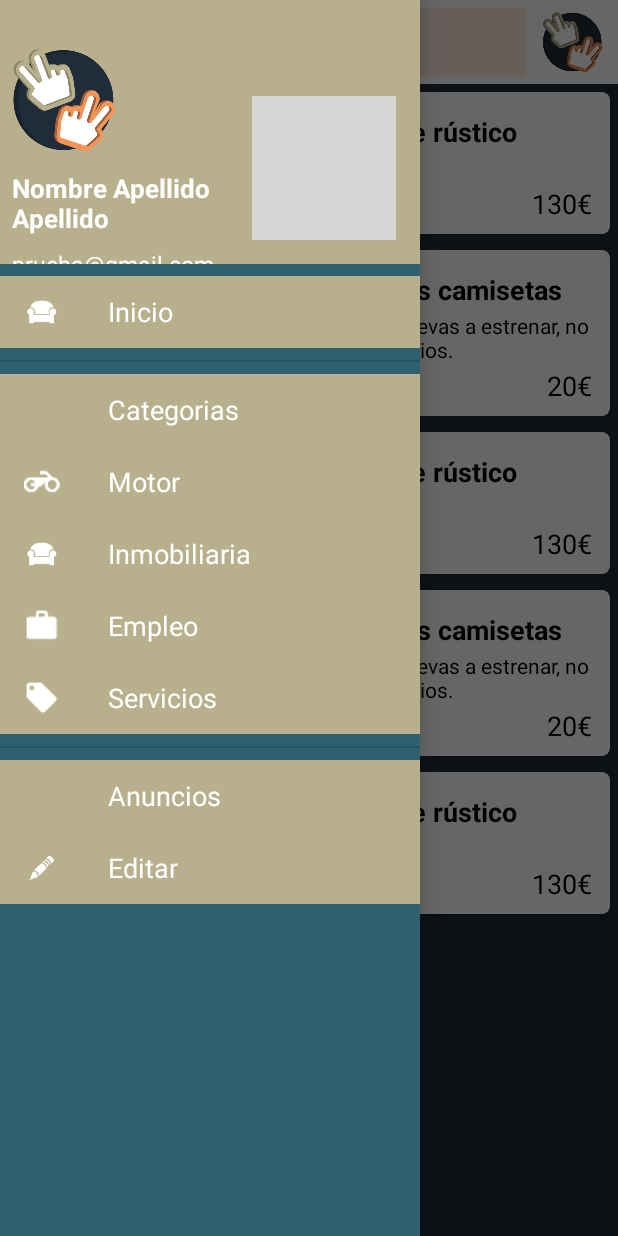
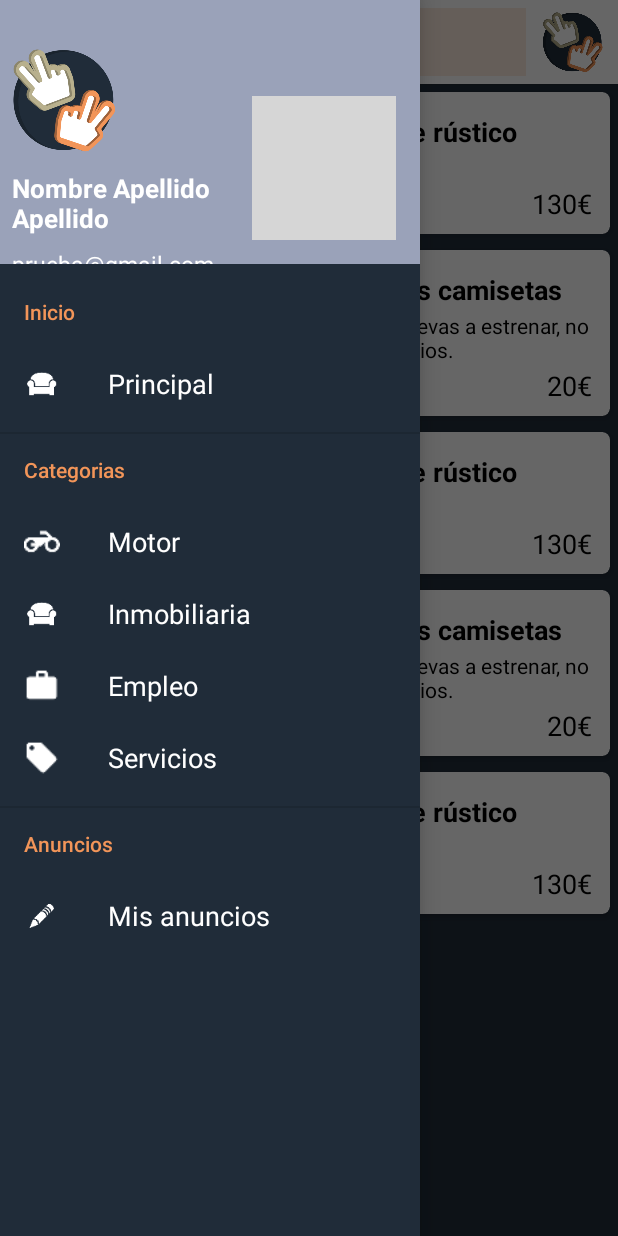
Before and after one commit to alvvdc/secondlife, an Android app: the screen it shows after launch (MainActivity), with the side drawer open, on a phone screen of 412 x 824 dp. Run offline under Robolectric (Android 15) with nearby library versions, the phone set to English and light mode, and no system bars; pictures from the network do not load; grey boxes are pictures that could not be loaded.

Commit message:
Diseño del Navigation Drawer de la aplicación

```diff
--- a/frontend/app/src/main/res/layout/activity_main.xml
+++ b/frontend/app/src/main/res/layout/activity_main.xml
@@ -18,13 +18,13 @@
         android:layout_width="wrap_content"
         android:layout_height="match_parent"
         android:layout_gravity="start"
-        android:background="#2E6070"
+        android:background="@color/color2"
         android:fitsSystemWindows="true"
+        app:theme="@style/AppTheme.NavigationView"
         app:headerLayout="@layout/header_nav"
-        app:itemBackground="@color/color3"
         app:itemIconTint="@color/color6"
         app:itemTextAppearance="@style/TextAppearance.AppCompat.Medium"
-        app:itemTextColor="#FFFFFF"
+        app:itemTextColor="@color/color6"
         app:menu="@menu/activity_main_drawer" />
 
 </androidx.drawerlayout.widget.DrawerLayout>
--- a/frontend/app/src/main/res/layout/header_nav.xml
+++ b/frontend/app/src/main/res/layout/header_nav.xml
@@ -4,7 +4,7 @@
     xmlns:tools="http://schemas.android.com/tools"
     android:layout_width="match_parent"
     android:layout_height="@dimen/nav_header_height"
-    android:background="@color/color3">
+    android:background="@color/color8">
 
     <TextView
         android:id="@+id/nameSurname"
--- a/frontend/app/src/main/res/menu/activity_main_drawer.xml
+++ b/frontend/app/src/main/res/menu/activity_main_drawer.xml
@@ -4,24 +4,20 @@
     xmlns:tools="http://schemas.android.com/tools"
     tools:showIn="navigation_view">
 
-    <group
-        android:id="@+id/inicio1"
-        android:checkableBehavior="single"
-        android:enabled="true"
-        android:visible="true">
+    <item android:title="Inicio">
+        <menu>
+            <group android:checkableBehavior="single">
                 <item
                     android:id="@+id/inicio"
                     android:icon="@drawable/ic_action_armchair"
-            android:title="Inicio" />
+                    android:title="Principal" />
             </group>
-    <group
-        android:id="@+id/categorias1"
-        android:checkableBehavior="single"
-        android:enabled="true"
-        android:visible="true">
-        <item
-            android:id="@+id/categorias"
-            android:title="Categorias" />
+        </menu>
+    </item>
+
+    <item android:title="Categorias">
+        <menu>
+            <group android:checkableBehavior="single">
                 <item
                     android:id="@+id/motor"
                     android:icon="@drawable/ic_motorcycle"
@@ -39,18 +35,18 @@
                     android:icon="@drawable/ic_local_offer"
                     android:title="Servicios" />
             </group>
-    <group
-        android:id="@+id/anuncio1"
-        android:checkableBehavior="single"
-        android:enabled="true"
-        android:visible="true">
+        </menu>
+    </item>
+
+    <item android:title="Anuncios">
+        <menu>
+            <group android:checkableBehavior="single">
                 <item
-            android:id="@+id/anuncios"
-            android:title="Anuncios" />
-        <item
-            android:id="@+id/editar"
+                    android:id="@+id/misAnuncios"
                     android:icon="@drawable/ic_action_edit"
-            android:title="Editar" />
+                    android:title="Mis anuncios" />
             </group>
+        </menu>
+    </item>
 
 </menu>
--- a/frontend/app/src/main/res/values/colors.xml
+++ b/frontend/app/src/main/res/values/colors.xml
@@ -13,5 +13,6 @@
     <color name="color5">#F29559</color>
     <color name="color6">#FFFFFF</color>
     <color name="color7">#BE1B1B</color>
+    <color name="color8">#9AA2B9</color>
 
 </resources>
--- a/frontend/app/src/main/res/values/styles.xml
+++ b/frontend/app/src/main/res/values/styles.xml
@@ -11,6 +11,10 @@
         <item name="windowNoTitle">true</item>
         <item name="android:editTextColor">@android:color/black</item>
         <item name="android:textColorHint">@android:color/black</item>
+    </style>
+
+    <style name="AppTheme.NavigationView">
+        <item name="android:textColorSecondary">@color/color5</item>
     </style>
 
     <style name="AppTheme.ButtonCustom" parent="Widget.AppCompat.Button.Colored">
```
Lines whose indentation alone changed are shown as unchanged.
